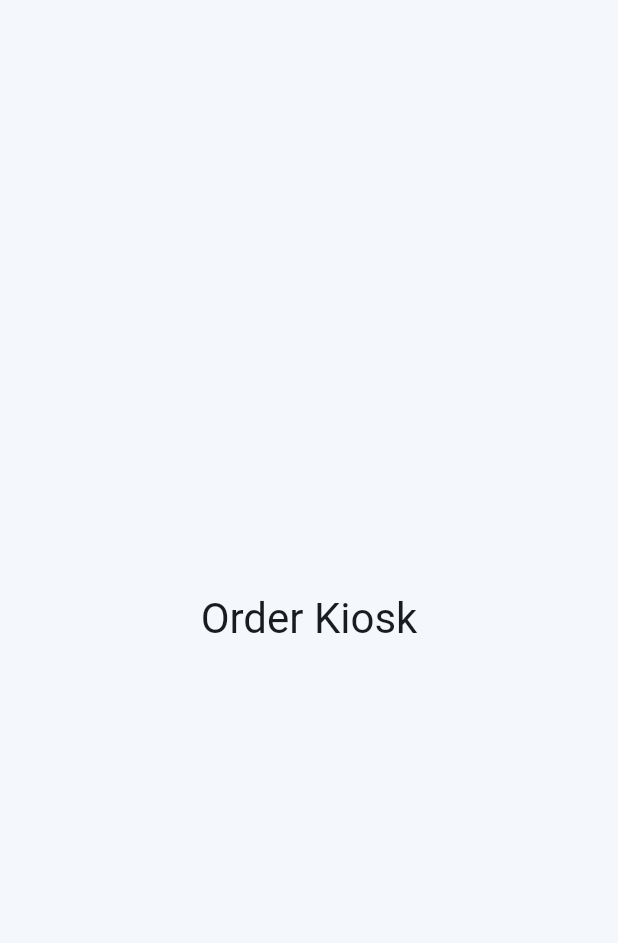
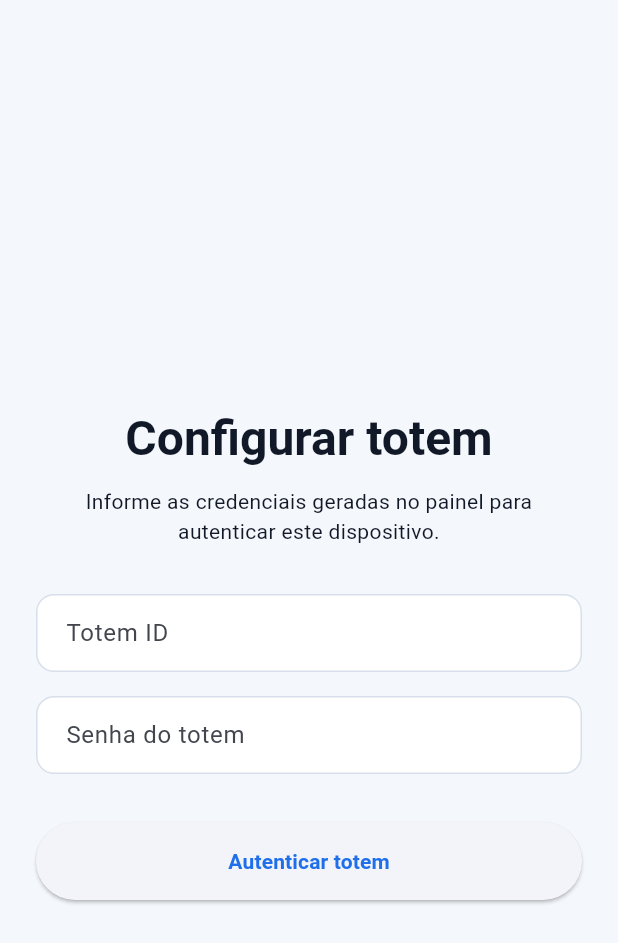
Before and after one commit to joaovictorr07/order_kiosk_app, a Flutter app: the screen it shows after launch, on a phone screen of 412 x 824 dp. Shown: the top 943 px of the screen. Run offline on Flutter 3.47's test engine with Material 3 defaults, Android fonts, the phone set to English and light mode, and no system bars; our stand-ins replace dio, shared_preferences, sqflite; accounts and stored records are empty.

Commit message:
feat: configurando login do app

```diff
--- /dev/null
+++ b/devtools_options.yaml
@@ -0,0 +1,3 @@
+description: This file stores settings for Dart & Flutter DevTools.
+documentation: https://docs.flutter.dev/tools/devtools/extensions#configure-extension-enablement-states
+extensions:
--- /dev/null
+++ b/lib/core/constants/app_constants.dart
@@ -0,0 +1,12 @@
+class AppConstants {
+  AppConstants._();
+
+  static const String appName = 'Order Kiosk';
+
+  static const String baseUrl = 'http://10.0.2.2:8080/api';
+
+  static const String storageAuthTokenKey = 'auth_token';
+
+  static const Duration connectTimeout = Duration(seconds: 15);
+  static const Duration receiveTimeout = Duration(seconds: 15);
+}
--- /dev/null
+++ b/lib/features/auth/auth_controller.dart
@@ -0,0 +1,92 @@
+import 'package:dio/dio.dart';
+import 'package:flutter/material.dart';
+
+import '../../core/storage/local_storage_service.dart';
+import 'auth_service.dart';
+
+class AuthController extends ChangeNotifier {
+  AuthController({
+    required AuthService authService,
+    required LocalStorageService localStorageService,
+  }) : _authService = authService,
+       _localStorageService = localStorageService;
+
+  final AuthService _authService;
+  final LocalStorageService _localStorageService;
+
+  bool _isLoading = false;
+  bool _isAuthenticated = false;
+  String? _errorMessage;
+
+  bool get isLoading => _isLoading;
+  bool get isAuthenticated => _isAuthenticated;
+  String? get errorMessage => _errorMessage;
+
+  Future<void> bootstrap() async {
+    _setLoading(true);
+
+    try {
+      final token = await _localStorageService.getAuthToken();
+      _isAuthenticated = token != null && token.isNotEmpty;
+      _errorMessage = null;
+    } catch (_) {
+      _isAuthenticated = false;
+      _errorMessage = 'Erro ao verificar autenticação local.';
+    } finally {
+      _setLoading(false);
+    }
+  }
+
+  Future<bool> login({
+    required String clientId,
+    required String clientSecret,
+  }) async {
+    _setLoading(true);
+    _errorMessage = null;
+
+    try {
+      final authModel = await _authService.login(
+        clientId: clientId,
+        clientSecret: clientSecret,
+      );
+
+      await _localStorageService.saveAuthToken(authModel.accessToken);
+
+      _isAuthenticated = true;
+      notifyListeners();
+      return true;
+    } catch (e, stackTrace) {
+      debugPrint('Erro ao autenticar totem: $e');
+      debugPrintStack(stackTrace: stackTrace);
+
+      if (e is DioException) {
+        debugPrint('Status code: ${e.response?.statusCode}');
+        debugPrint('Response data: ${e.response?.data}');
+      }
+
+      _isAuthenticated = false;
+      _errorMessage = 'Não foi possível autenticar o totem.';
+      notifyListeners();
+      return false;
+    } finally {
+      _setLoading(false);
+    }
+  }
+
+  Future<void> logout() async {
+    await _localStorageService.removeAuthToken();
+    _isAuthenticated = false;
+    _errorMessage = null;
+    notifyListeners();
+  }
+
+  void clearError() {
+    _errorMessage = null;
+    notifyListeners();
+  }
+
+  void _setLoading(bool value) {
+    _isLoading = value;
+    notifyListeners();
+  }
+}
--- /dev/null
+++ b/lib/features/auth/auth_gate.dart
@@ -0,0 +1,31 @@
+import 'package:flutter/material.dart';
+import 'package:provider/provider.dart';
+
+import '../home/home_page.dart';
+import 'auth_controller.dart';
+import 'auth_page.dart';
+
+class AuthGate extends StatelessWidget {
+  const AuthGate({super.key});
+
+  @override
+  Widget build(BuildContext context) {
+    return Consumer<AuthController>(
+      builder: (context, controller, _) {
+        if (controller.isLoading) {
+          return const Scaffold(
+            body: Center(
+              child: CircularProgressIndicator(),
+            ),
+          );
+        }
+
+        if (controller.isAuthenticated) {
+          return const HomePage();
+        }
+
+        return const AuthPage();
+      },
+    );
+  }
+}
--- /dev/null
+++ b/lib/features/auth/auth_model.dart
@@ -0,0 +1,19 @@
+class AuthModel {
+  AuthModel({
+    required this.accessToken,
+    required this.tokenType,
+    this.expiresIn,
+  });
+
+  final String accessToken;
+  final String tokenType;
+  final int? expiresIn;
+
+  factory AuthModel.fromJson(Map<String, dynamic> json) {
+    return AuthModel(
+      accessToken: json['accessToken'] as String,
+      tokenType: json['tokenType'] as String? ?? 'Bearer',
+      expiresIn: json['expiresIn'] as int?,
+    );
+  }
+}
--- /dev/null
+++ b/lib/features/auth/auth_page.dart
@@ -0,0 +1,129 @@
+import 'package:flutter/material.dart';
+import 'package:order_kiosk_app/widgets/app_scroll_page.dart';
+import 'package:provider/provider.dart';
+
+import '../../core/theme/app_spacing.dart';
+import 'auth_controller.dart';
+
+class AuthPage extends StatefulWidget {
+  const AuthPage({super.key});
+
+  @override
+  State<AuthPage> createState() => _AuthPageState();
+}
+
+class _AuthPageState extends State<AuthPage> {
+  final _formKey = GlobalKey<FormState>();
+  final _clientIdController = TextEditingController();
+  final _clientSecretController = TextEditingController();
+
+  @override
+  void dispose() {
+    _clientIdController.dispose();
+    _clientSecretController.dispose();
+    super.dispose();
+  }
+
+  Future<void> _submit() async {
+    final isValid = _formKey.currentState?.validate() ?? false;
+    if (!isValid) return;
+
+    FocusScope.of(context).unfocus();
+
+    final success = await context.read<AuthController>().login(
+      clientId: _clientIdController.text.trim(),
+      clientSecret: _clientSecretController.text.trim(),
+    );
+
+    if (!mounted) return;
+
+    if (!success) {
+      final errorMessage =
+          context.read<AuthController>().errorMessage ??
+          'Não foi possível autenticar o totem.';
+
+      ScaffoldMessenger.of(
+        context,
+      ).showSnackBar(SnackBar(content: Text(errorMessage)));
+    }
+  }
+
+  @override
+  Widget build(BuildContext context) {
+    return Consumer<AuthController>(
+      builder: (context, controller, _) {
+        return AppScrollPage(
+          centerContent: true,
+          child: Form(
+            key: _formKey,
+            child: Column(
+              mainAxisSize: MainAxisSize.min,
+              crossAxisAlignment: CrossAxisAlignment.stretch,
+              children: [
+                Text(
+                  'Configurar totem',
+                  style: Theme.of(context).textTheme.headlineLarge,
+                  textAlign: TextAlign.center,
+                ),
+                const SizedBox(height: AppSpacing.sm),
+                Text(
+                  'Informe as credenciais geradas no painel para autenticar este dispositivo.',
+                  style: Theme.of(context).textTheme.bodyMedium,
+                  textAlign: TextAlign.center,
+                ),
+                const SizedBox(height: AppSpacing.xl),
+                TextFormField(
+                  controller: _clientIdController,
+                  enabled: !controller.isLoading,
+                  textInputAction: TextInputAction.next,
+                  decoration: const InputDecoration(
+                    labelText: 'Totem ID',
+                  ),
+                  validator: (value) {
+                    if (value == null || value.trim().isEmpty) {
+                      return 'Informe o totem ID.';
+                    }
+                    return null;
+                  },
+                ),
+                const SizedBox(height: AppSpacing.md),
+                TextFormField(
+                  controller: _clientSecretController,
+                  enabled: !controller.isLoading,
+                  obscureText: true,
+                  textInputAction: TextInputAction.done,
+                  decoration: const InputDecoration(
+                    labelText: 'Senha do totem',
+                  ),
+                  onFieldSubmitted: (_) => _submit(),
+                  validator: (value) {
+                    if (value == null || value.trim().isEmpty) {
+                      return 'Informe a senha do totem.';
+                    }
+                    return null;
+                  },
+                ),
+                const SizedBox(height: AppSpacing.xl),
+                SizedBox(
+                  height: 52,
+                  child: ElevatedButton(
+                    onPressed: controller.isLoading ? null : _submit,
+                    child: controller.isLoading
+                        ? const SizedBox(
+                            width: 22,
+                            height: 22,
+                            child: CircularProgressIndicator(
+                              strokeWidth: 2.2,
+                            ),
+                          )
+                        : const Text('Autenticar totem'),
+                  ),
+                ),
+              ],
+            ),
+          ),
+        );
+      },
+    );
+  }
+}
--- /dev/null
+++ b/lib/features/auth/auth_service.dart
@@ -0,0 +1,26 @@
+import 'package:dio/dio.dart';
+import 'package:flutter/foundation.dart';
+
+import '../../core/network/api_client.dart';
+import 'auth_model.dart';
+
+class AuthService {
+  AuthService({Dio? dio}) : _dio = dio ?? ApiClient.instance.dio;
+
+  final Dio _dio;
+
+  Future<AuthModel> login({
+    required String clientId,
+    required String clientSecret,
+  }) async {
+    final response = await _dio.post(
+      '/auth/totem/login',
+      data: {'clientId': clientId, 'clientSecret': clientSecret},
+    );
+
+    debugPrint('RESPONSE RAW TYPE: ${response.data.runtimeType}');
+    debugPrint('RESPONSE RAW DATA: ${response.data}');
+
+    return AuthModel.fromJson(response.data as Map<String, dynamic>);
+  }
+}
--- a/lib/main.dart
+++ b/lib/main.dart
@@ -1,21 +1,41 @@
 import 'package:flutter/material.dart';
+import 'package:order_kiosk_app/core/storage/local_storage_service.dart';
 import 'package:order_kiosk_app/core/theme/app_theme.dart';
+import 'package:order_kiosk_app/features/auth/auth_controller.dart';
+import 'package:order_kiosk_app/features/auth/auth_gate.dart';
+import 'package:order_kiosk_app/features/auth/auth_service.dart';
 import 'package:order_kiosk_app/features/home/home_page.dart';
+import 'package:provider/provider.dart';
 
-void main() {
-  runApp(const OrderKioskApp());
+void main() async {
+  WidgetsFlutterBinding.ensureInitialized();
+
+  final localStorageService = await LocalStorageService.getInstance();
+
+  runApp(OrderKioskApp(localStorageService: localStorageService));
 }
+class OrderKioskApp extends StatelessWidget {
+  const OrderKioskApp({super.key, required this.localStorageService});
 
-class OrderKioskApp extends StatelessWidget {
-  const OrderKioskApp({super.key});
+  final LocalStorageService localStorageService;
 
   @override
   Widget build(BuildContext context) {
-    return MaterialApp(
-      title: 'Order Kiosk',
-      debugShowCheckedModeBanner: false,
-      theme: AppTheme.light(),
-      home: const HomePage(),
+    return MultiProvider(
+      providers: [
+        ChangeNotifierProvider(
+          create: (_) => AuthController(
+            authService: AuthService(),
+            localStorageService: localStorageService,
+          )..bootstrap(),
+        ),
+      ],
+      child: MaterialApp(
+        title: 'Order Kiosk',
+        debugShowCheckedModeBanner: false,
+        theme: AppTheme.light(),
+        home: const AuthGate(),
+      ),
     );
   }
 }
--- /dev/null
+++ b/lib/widgets/app_scroll_page.dart
@@ -0,0 +1,59 @@
+import 'package:flutter/material.dart';
+
+import '../core/theme/app_spacing.dart';
+
+class AppScrollPage extends StatelessWidget {
+  const AppScrollPage({
+    super.key,
+    required this.child,
+    this.maxWidth = 420,
+    this.centerContent = false,
+    this.padding,
+  });
+
+  final Widget child;
+  final double maxWidth;
+  final bool centerContent;
+  final EdgeInsets? padding;
+
+  @override
+  Widget build(BuildContext context) {
+    final resolvedPadding =
+        padding ??
+        const EdgeInsets.symmetric(
+          horizontal: AppSpacing.lg,
+          vertical: AppSpacing.lg,
+        );
+
+    final keyboardInset = MediaQuery.of(context).viewInsets.bottom;
+
+    return Scaffold(
+      body: SafeArea(
+        child: LayoutBuilder(
+          builder: (context, constraints) {
+            return SingleChildScrollView(
+              padding: resolvedPadding.add(
+                EdgeInsets.only(bottom: keyboardInset),
+              ),
+              child: ConstrainedBox(
+                constraints: BoxConstraints(minHeight: constraints.maxHeight),
+                child: Center(
+                  child: ConstrainedBox(
+                    constraints: BoxConstraints(maxWidth: maxWidth),
+                    child: centerContent
+                        ? Column(
+                            mainAxisAlignment: MainAxisAlignment.center,
+                            crossAxisAlignment: CrossAxisAlignment.stretch,
+                            children: [child],
+                          )
+                        : child,
+                  ),
+                ),
+              ),
+            );
+          },
+        ),
+      ),
+    );
+  }
+}
```
Also changed, not shown: lib/core/network/api_client.dart (+31 -2 lines), lib/core/storage/local_storage_service.dart (+4 -4 lines), 1 other file.
